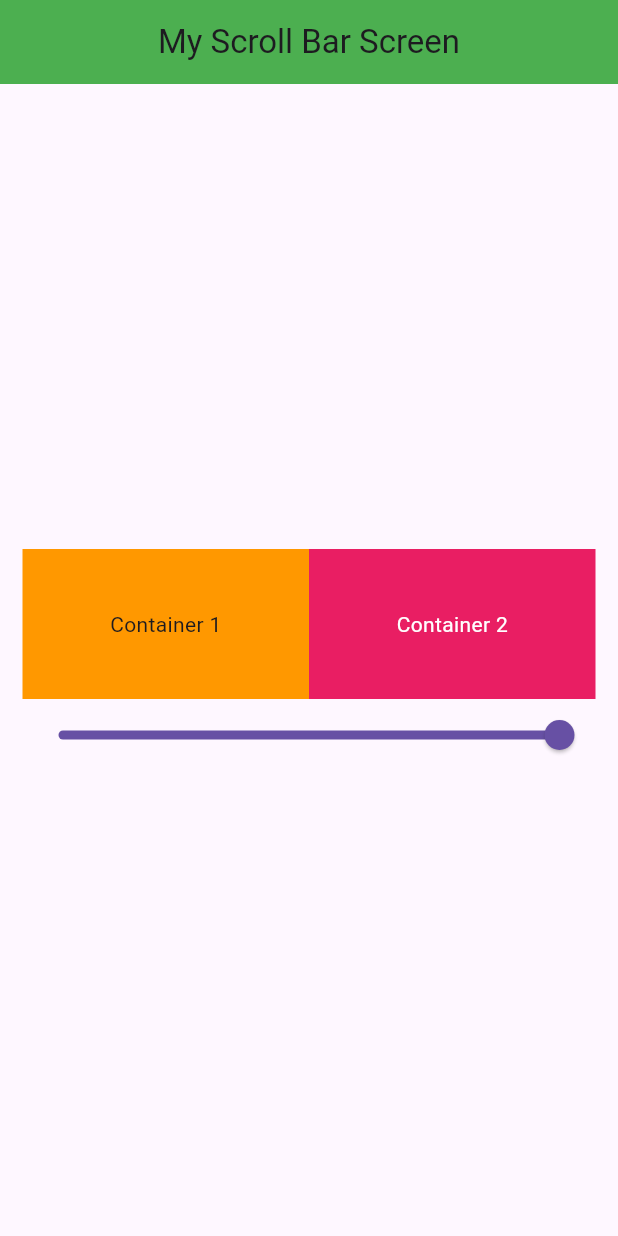
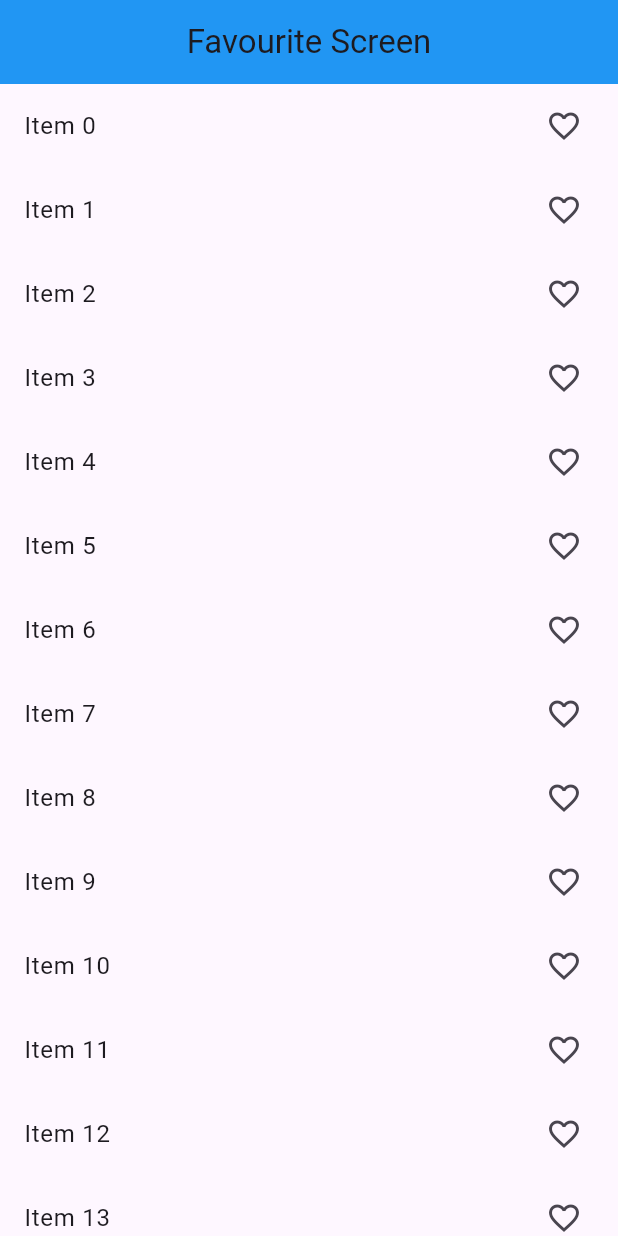
Before and after one commit to Aabis-Ahmed-Hassan/Provider-State-Management, a Flutter app: the screen it shows after launch, on a phone screen of 412 x 824 dp. Run offline on Flutter 3.47's test engine with Material 3 defaults, Android fonts, the phone set to English and light mode, and no system bars.

Commit message:
Done With 'Favourite App' code

```diff
--- /dev/null
+++ b/lib/Provider/favourite_class.dart
@@ -0,0 +1,21 @@
+import 'package:flutter/foundation.dart';
+
+class FavouriteClass with ChangeNotifier {
+  List<int> _wishlistItems = [];
+
+  List<int> get getWishlistItems => _wishlistItems;
+
+  void addItem(int value) {
+    _wishlistItems.add(value);
+    notifyListeners();
+  }
+
+  void removeItem(int value) {
+
+
+    _wishlistItems.remove(value);
+
+
+    notifyListeners();
+  }
+}
--- /dev/null
+++ b/lib/Screens/favourite_screen.dart
@@ -0,0 +1,48 @@
+import 'package:flutter/material.dart';
+import 'package:provider/provider.dart';
+import 'package:provider_state_management/Provider/favourite_class.dart';
+
+class FavouriteWidget extends StatefulWidget {
+  const FavouriteWidget({super.key});
+
+  @override
+  State<FavouriteWidget> createState() => _FavouriteWidgetState();
+}
+
+class _FavouriteWidgetState extends State<FavouriteWidget> {
+  @override
+  Widget build(BuildContext context) {
+    print('build');
+
+    final favouriteProvider =
+        Provider.of<FavouriteClass>(context, listen: false);
+    return Scaffold(
+        appBar: AppBar(
+          title: Text('Favourite Screen'),
+          centerTitle: true,
+          backgroundColor: Colors.blue,
+        ),
+        body: ListView.builder(
+          itemCount: 100,
+          itemBuilder: (context, index) {
+            return Consumer<FavouriteClass>(builder: (context, value, child) {
+              print('build2');
+
+              return ListTile(
+                onTap: () {
+                  if (value.getWishlistItems.contains(index)) {
+                    value.removeItem(index);
+                  } else {
+                    value.addItem(index);
+                  }
+                },
+                title: Text('Item $index'),
+                trailing: value.getWishlistItems.contains(index)
+                    ? Icon(Icons.favorite)
+                    : Icon(Icons.favorite_border_outlined),
+              );
+            });
+          },
+        ));
+  }
+}
--- a/lib/main.dart
+++ b/lib/main.dart
@@ -1,8 +1,10 @@
 import 'package:flutter/material.dart';
 import 'package:provider/provider.dart';
 import 'package:provider_state_management/Provider/count_provider.dart';
+import 'package:provider_state_management/Provider/favourite_class.dart';
 import 'package:provider_state_management/Provider/my_provider_class.dart';
 import 'package:provider_state_management/Provider/my_slider_screen.dart';
+import 'package:provider_state_management/Screens/favourite_screen.dart';
 import 'package:provider_state_management/Screens/my_provider_screen.dart';
 import 'package:provider_state_management/Screens/my_slider_screen.dart';
 
@@ -29,11 +31,17 @@ class MyApp extends StatelessWidget {
           create: (_)=>MySliderClass(),
 
         ),
+
+        ChangeNotifierProvider(
+          create: (_) => FavouriteClass()
+        )
+
+
       ],
 
       child: MaterialApp(
         debugShowCheckedModeBanner: false,
-        home: MySliderWidget(),
+        home: FavouriteWidget(),
       ),
     );
 
```
